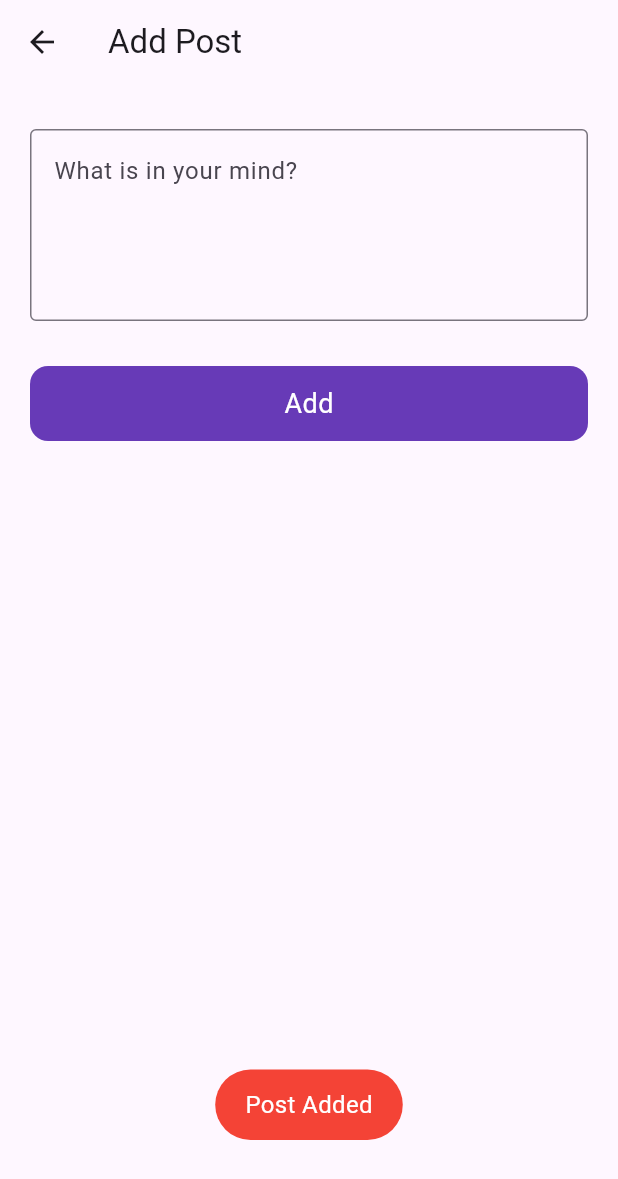
After one commit to Mr-MachiNe11/firebase-sample, a Flutter app: the AddPostScreen screen opened directly, after a tap on "Add", on a phone screen of 412 x 824 dp. The commit adds this screen. Shown: the top 1179 px of the screen. Run offline on Flutter 3.47's test engine with Material 3 defaults, Android fonts, the phone set to English and light mode, and no system bars; our stand-ins replace firebase_auth, firebase_core, firebase_database, fluttertoast; accounts and stored records are empty.

Commit message:
Firebase Realtime database crud

```diff
--- /dev/null
+++ b/lib/posts/add_post.dart
@@ -0,0 +1,69 @@
+import 'package:firebase_database/firebase_database.dart';
+import 'package:firebase_sample/utils/utils.dart';
+import 'package:firebase_sample/widgets/round_button.dart';
+import 'package:flutter/material.dart';
+
+class AddPostScreen extends StatefulWidget {
+  const AddPostScreen({super.key});
+
+  @override
+  State<AddPostScreen> createState() => _AddPostScreenState();
+}
+
+class _AddPostScreenState extends State<AddPostScreen> {
+  final databaseRef = FirebaseDatabase.instance.ref('Post');
+  bool loading = false;
+  final postController = TextEditingController();
+
+  @override
+  Widget build(BuildContext context) {
+    return Scaffold(
+      appBar: AppBar(
+        title: const Text('Add Post'),
+      ),
+      body: Padding(
+        padding: const EdgeInsets.symmetric(horizontal: 20),
+        child: Column(
+          children: [
+            const SizedBox(
+              height: 30,
+            ),
+            TextFormField(
+              controller: postController,
+              maxLines: 4,
+              decoration: const InputDecoration(
+                hintText: 'What is in your mind?',
+                border: OutlineInputBorder(),
+              ),
+            ),
+            const SizedBox(
+              height: 30,
+            ),
+            RoundButton(
+              loading: loading,
+                title: 'Add',
+                onTap: () {
+                  setState(() {
+                    loading = true;
+                  });
+                  databaseRef.child(DateTime.now().millisecondsSinceEpoch.toString()).set({
+                    'title': postController.text.toString(),
+                    'id': DateTime.now().microsecondsSinceEpoch,
+                  }).then((value) {
+                    Utils().toastMessage('Post Added');
+                    setState(() {
+                      loading = false;
+                    });
+                  }).onError((error, stackTrace) {
+                    Utils().toastMessage(error.toString());
+                    setState(() {
+                      loading = false;
+                    });
+                  });
+                }),
+          ],
+        ),
+      ),
+    );
+  }
+}
--- a/pubspec.yaml
+++ b/pubspec.yaml
@@ -40,6 +40,7 @@ dependencies:
   firebase_auth: ^4.14.0
   cloud_firestore: ^4.13.1
   fluttertoast: ^8.2.4
+  firebase_database: ^10.3.6
 
 
 dev_dependencies:
```
Also changed, not shown: lib/posts/post_screen.dart (+10 -0 lines), lib/ui/auth/login_screen.dart (+20 -0 lines), lib/ui/auth/login_with_phone_number.dart (added, +84 -0 lines), lib/ui/auth/verify_code.dart (added, +21 -0 lines), pubspec.lock, 1 other file.
